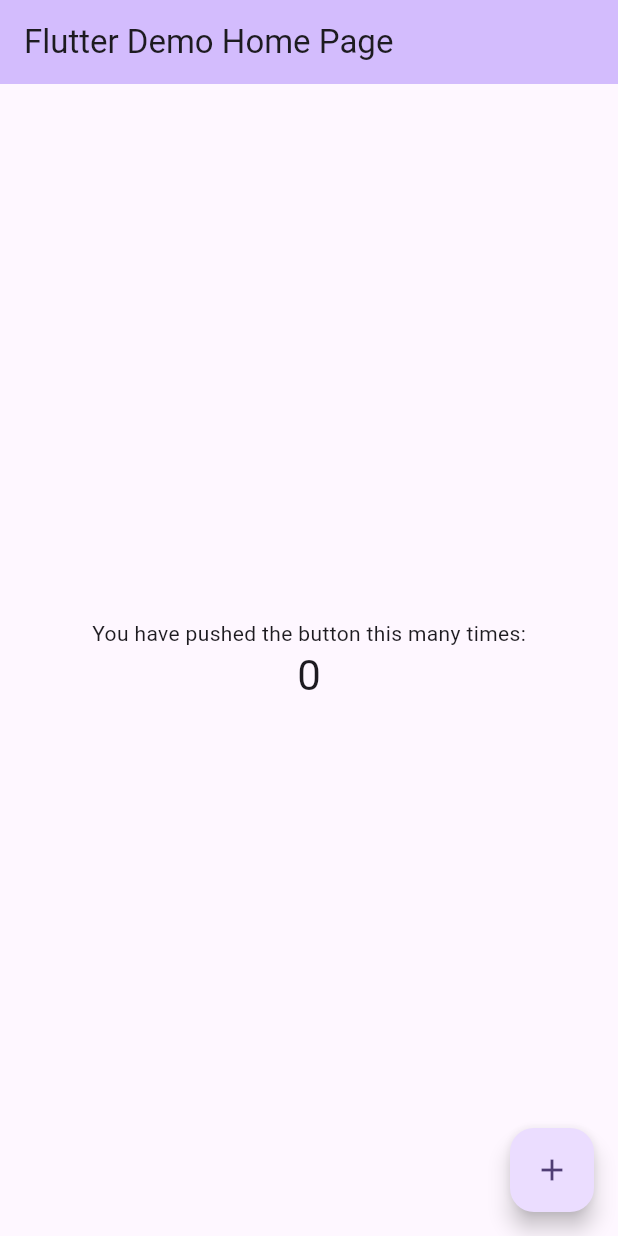
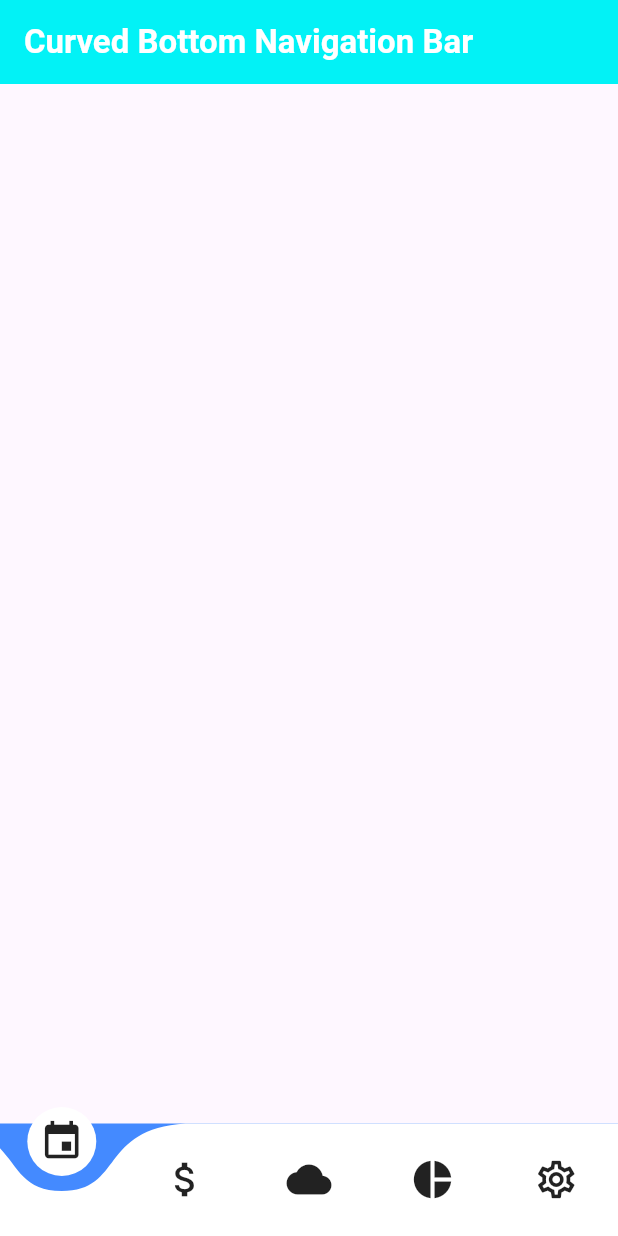
Before and after one commit to dyo1319/andriod_app_mytrip, a Flutter app: the screen it shows after launch, on a phone screen of 412 x 824 dp. Run offline on Flutter 3.47's test engine with Material 3 defaults, Android fonts, the phone set to English and light mode, and no system bars; drawn by our look-alikes of curved_navigation_bar.

Commit message:
created StartPage with CurvedNavigationBar and connected it to main.dart

```diff
--- a/lib/main.dart
+++ b/lib/main.dart
@@ -1,5 +1,5 @@
 import 'package:flutter/material.dart';
-
+import 'start_page.dart';
 void main() {
   runApp(const MyApp());
 }
@@ -30,7 +30,7 @@
         // tested with just a hot reload.
         colorScheme: ColorScheme.fromSeed(seedColor: Colors.deepPurple),
       ),
-      home: const MyHomePage(title: 'Flutter Demo Home Page'),
+      home: const StartPage(),
     );
   }
 }
--- /dev/null
+++ b/lib/start_page.dart
@@ -0,0 +1,67 @@
+import 'package:curved_navigation_bar/curved_navigation_bar.dart';
+import 'package:flutter/material.dart';
+
+class StartPage extends StatefulWidget {
+  const StartPage({super.key});
+
+  @override
+  State<StartPage> createState() => _StartPageState();
+}
+
+class _StartPageState extends State<StartPage> {
+  int _currentIndex = 0;
+
+  // final List<Widget> _pages = [
+  //   ActivitiesPage(),
+  //   BudgetPage(),
+  //   WeatherPage(),
+  //   SummaryPage(),
+  // ];
+
+  final List<Widget> _pages = [
+    Center(child: Text('Home Page')),
+    Center(child: Text('Search Page')),
+    Center(child: Text('Add Page')),
+    Center(child: Text('Profile Page')),
+    Center(child: Text('Settings Page')),
+  ];
+
+  @override
+  Widget build(BuildContext context) {
+    return Scaffold(
+      appBar: AppBar(
+        backgroundColor: Color(0xFF02F2F6),
+        foregroundColor: Colors.white,
+        title: Text(
+          "Curved Bottom Navigation Bar",
+          style: TextStyle(fontWeight: FontWeight.bold),
+        ),
+      ),
+      bottomNavigationBar: CurvedNavigationBar(
+          items: [
+            Icon(
+              Icons.event,
+                size: 30,
+            ),
+            Icon(
+              Icons.attach_money,
+              size: 30,
+            ),
+            Icon(
+              Icons.cloud,
+              size: 30,
+            ),
+            Icon(
+              Icons.pie_chart,
+              size: 30,
+            ),
+            Icon(
+              Icons.settings_outlined,
+              size: 30,
+            ),
+          ],
+
+      ),
+    );
+  }
+}
--- a/pubspec.yaml
+++ b/pubspec.yaml
@@ -30,10 +30,10 @@ environment:
 dependencies:
   flutter:
     sdk: flutter
-
   # The following adds the Cupertino Icons font to your application.
   # Use with the CupertinoIcons class for iOS style icons.
   cupertino_icons: ^1.0.8
+  curved_navigation_bar: ^1.0.6
 
 dev_dependencies:
   flutter_test:
```
Also changed, not shown: lib/pages/ActivitesPage.dart (added), lib/pages/BudgetPage.dart (added), lib/pages/SummaryPage.dart (added), lib/pages/WeatherPage.dart (added), pubspec.lock.
